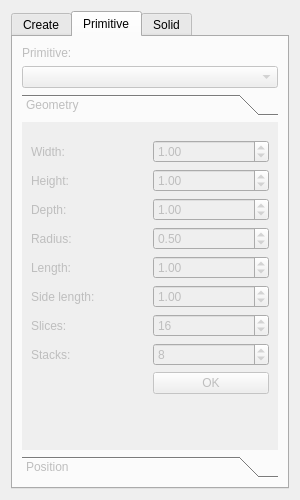
This is src/ToolWidget.ui in Ovilia/April as Qt 5 draws it before an edit. The edited form follows.
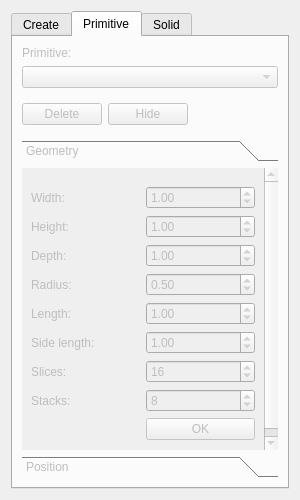
This is the edited form. The open tabs and pages were chosen to show the change. Icons and pictures are not drawn.

The edit to the form file:
```diff
--- a/src/ToolWidget.ui
+++ b/src/ToolWidget.ui
@@ -387,6 +387,51 @@
        <item>
         <widget class="QComboBox" name="primitiveBox"/>
        </item>
+       <item>
+        <widget class="QWidget" name="widget_4" native="true">
+         <layout class="QHBoxLayout" name="horizontalLayout_5">
+          <property name="leftMargin">
+           <number>0</number>
+          </property>
+          <property name="rightMargin">
+           <number>0</number>
+          </property>
+          <item>
+           <widget class="QPushButton" name="deletePmtButton">
+            <property name="text">
+             <string>Delete</string>
+            </property>
+           </widget>
+          </item>
+          <item>
+           <widget class="QPushButton" name="visiblePmtBtn">
+            <property name="text">
+             <string>Hide</string>
+            </property>
+            <property name="checkable">
+             <bool>false</bool>
+            </property>
+            <property name="checked">
+             <bool>false</bool>
+            </property>
+           </widget>
+          </item>
+          <item>
+           <spacer name="horizontalSpacer_5">
+            <property name="orientation">
+             <enum>Qt::Horizontal</enum>
+            </property>
+            <property name="sizeHint" stdset="0">
+             <size>
+              <width>40</width>
+              <height>20</height>
+             </size>
+            </property>
+           </spacer>
+          </item>
+         </layout>
+        </widget>
+       </item>
        <item>
         <widget class="QToolBox" name="modifyToolBox">
          <property name="currentIndex">
@@ -398,7 +443,7 @@
             <x>0</x>
             <y>0</y>
             <width>258</width>
-            <height>343</height>
+            <height>296</height>
            </rect>
           </property>
           <attribute name="label">
```
Left out of the diff: 27 changed lines with no effect on the pictures.
